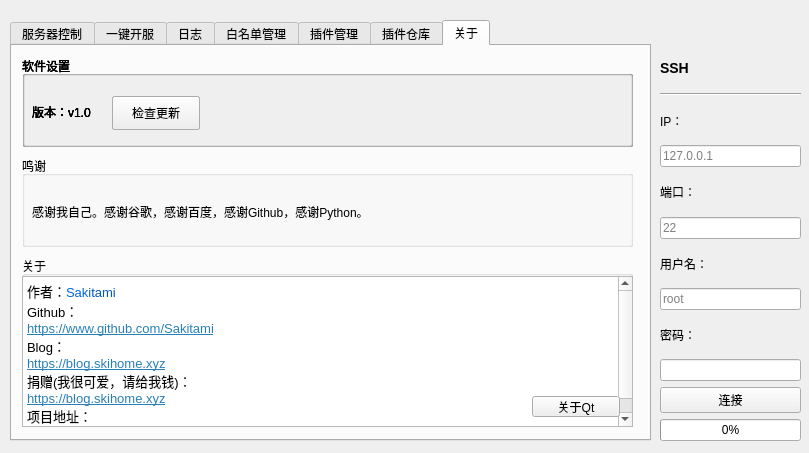
Before: the Qt Designer form UI/main.ui in Sakitami/MinecraftBDS-Manager, drawn with Qt 5.
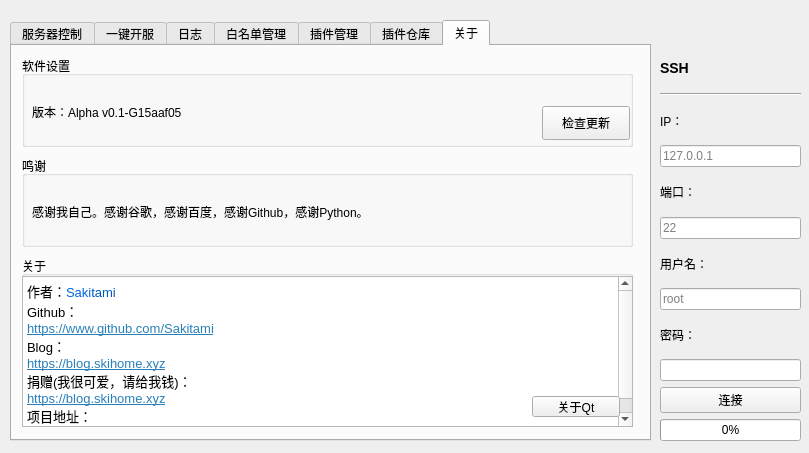
After: the same form once the commit is applied. The open tabs and pages were chosen to show the change.

The edit to the form file:
```diff
--- a/UI/main.ui
+++ b/UI/main.ui
@@ -1382,162 +1382,6 @@
     <attribute name="title">
      <string>关于</string>
     </attribute>
-    <widget class="QGroupBox" name="groupBox">
-     <property name="geometry">
-      <rect>
-       <x>10</x>
-       <y>10</y>
-       <width>611</width>
-       <height>91</height>
-      </rect>
-     </property>
-     <property name="title">
-      <string>软件设置</string>
-     </property>
-     <widget class="QLabel" name="label_28">
-      <property name="geometry">
-       <rect>
-        <x>10</x>
-        <y>40</y>
-        <width>91</width>
-        <height>31</height>
-       </rect>
-      </property>
-      <property name="text">
-       <string>版本：v1.0</string>
-      </property>
-     </widget>
-     <widget class="QPushButton" name="pushButton_13">
-      <property name="geometry">
-       <rect>
-        <x>90</x>
-        <y>40</y>
-        <width>88</width>
-        <height>34</height>
-       </rect>
-      </property>
-      <property name="text">
-       <string>检查更新</string>
-      </property>
-     </widget>
-     <widget class="QGroupBox" name="groupBox_2">
-      <property name="geometry">
-       <rect>
-        <x>0</x>
-        <y>0</y>
-        <width>611</width>
-        <height>91</height>
-       </rect>
-      </property>
-      <property name="title">
-       <string>软件设置</string>
-      </property>
-      <widget class="QLabel" name="label_29">
-       <property name="geometry">
-        <rect>
-         <x>10</x>
-         <y>40</y>
-         <width>91</width>
-         <height>31</height>
-        </rect>
-       </property>
-       <property name="text">
-        <string>版本：v1.0</string>
-       </property>
-      </widget>
-      <widget class="QPushButton" name="pushButton_14">
-       <property name="geometry">
-        <rect>
-         <x>90</x>
-         <y>40</y>
-         <width>88</width>
-         <height>34</height>
-        </rect>
-       </property>
-       <property name="text">
-        <string>检查更新</string>
-       </property>
-      </widget>
-      <widget class="QGroupBox" name="groupBox_3">
-       <property name="geometry">
-        <rect>
-         <x>0</x>
-         <y>0</y>
-         <width>611</width>
-         <height>91</height>
-        </rect>
-       </property>
-       <property name="title">
-        <string>软件设置</string>
-       </property>
-       <widget class="QLabel" name="label_30">
-        <property name="geometry">
-         <rect>
-          <x>10</x>
-          <y>40</y>
-          <width>91</width>
-          <height>31</height>
-         </rect>
-        </property>
-        <property name="text">
-         <string>版本：v1.0</string>
-        </property>
-       </widget>
-       <widget class="QPushButton" name="pushButton_15">
-        <property name="geometry">
-         <rect>
-          <x>90</x>
-          <y>40</y>
-          <width>88</width>
-          <height>34</height>
-         </rect>
-        </property>
-        <property name="text">
-         <string>检查更新</string>
-        </property>
-       </widget>
-       <widget class="QGroupBox" name="about_software_group">
-        <property name="geometry">
-         <rect>
-          <x>0</x>
-          <y>0</y>
-          <width>611</width>
-          <height>91</height>
-         </rect>
-        </property>
-        <property name="title">
-         <string>软件设置</string>
-        </property>
-        <widget class="QLabel" name="about_software_title">
-         <property name="geometry">
-          <rect>
-           <x>10</x>
-           <y>40</y>
-           <width>91</width>
-           <height>31</height>
-          </rect>
-         </property>
-         <property name="text">
-          <string>版本：v1.0</string>
-         </property>
-        </widget>
-        <widget class="QPushButton" name="about_vcheck_button">
-         <property name="geometry">
-          <rect>
-           <x>90</x>
-           <y>40</y>
-           <width>88</width>
-           <height>34</height>
-          </rect>
-         </property>
-         <property name="text">
-          <string>检查更新</string>
-         </property>
-        </widget>
-       </widget>
-      </widget>
-     </widget>
-    </widget>
     <widget class="QGroupBox" name="about_thanks_group">
      <property name="geometry">
       <rect>
@@ -1617,6 +1461,45 @@
      <zorder>about_about</zorder>
      <zorder>about_qt_button</zorder>
     </widget>
+    <widget class="QGroupBox" name="about_software_group">
+     <property name="geometry">
+      <rect>
+       <x>10</x>
+       <y>10</y>
+       <width>611</width>
+       <height>91</height>
+      </rect>
+     </property>
+     <property name="title">
+      <string>软件设置</string>
+     </property>
+     <widget class="QLabel" name="about_software_title">
+      <property name="geometry">
+       <rect>
+        <x>10</x>
+        <y>40</y>
+        <width>171</width>
+        <height>31</height>
+       </rect>
+      </property>
+      <property name="text">
+       <string>版本：Alpha v0.1-G15aaf05</string>
+      </property>
+     </widget>
+     <widget class="QPushButton" name="about_vcheck_button">
+      <property name="geometry">
+       <rect>
+        <x>520</x>
+        <y>50</y>
+        <width>88</width>
+        <height>34</height>
+       </rect>
+      </property>
+      <property name="text">
+       <string>检查更新</string>
+      </property>
+     </widget>
+    </widget>
    </widget>
   </widget>
   <widget class="QWidget" name="verticalLayoutWidget">
```
